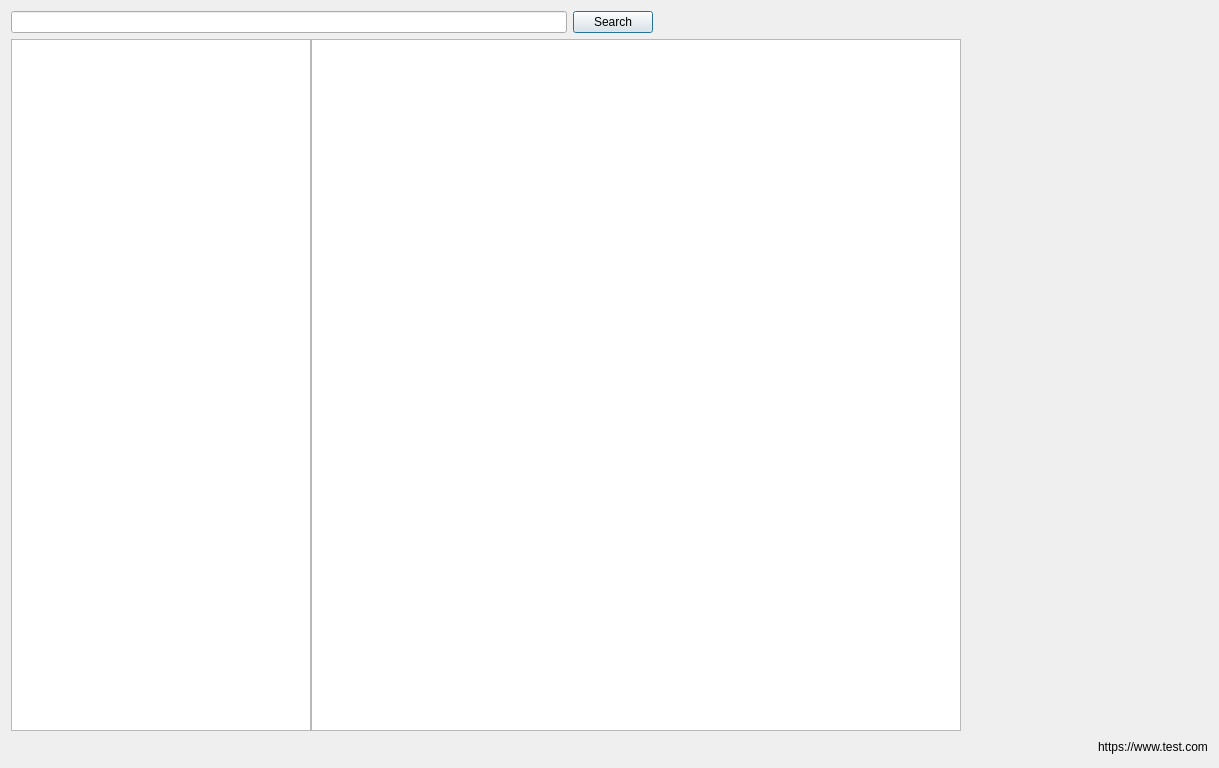
Before: the Qt Designer form obs-plugin-management/forms/plugincenter.ui in himawalqam/obs-plugin-management, drawn with Qt 5.
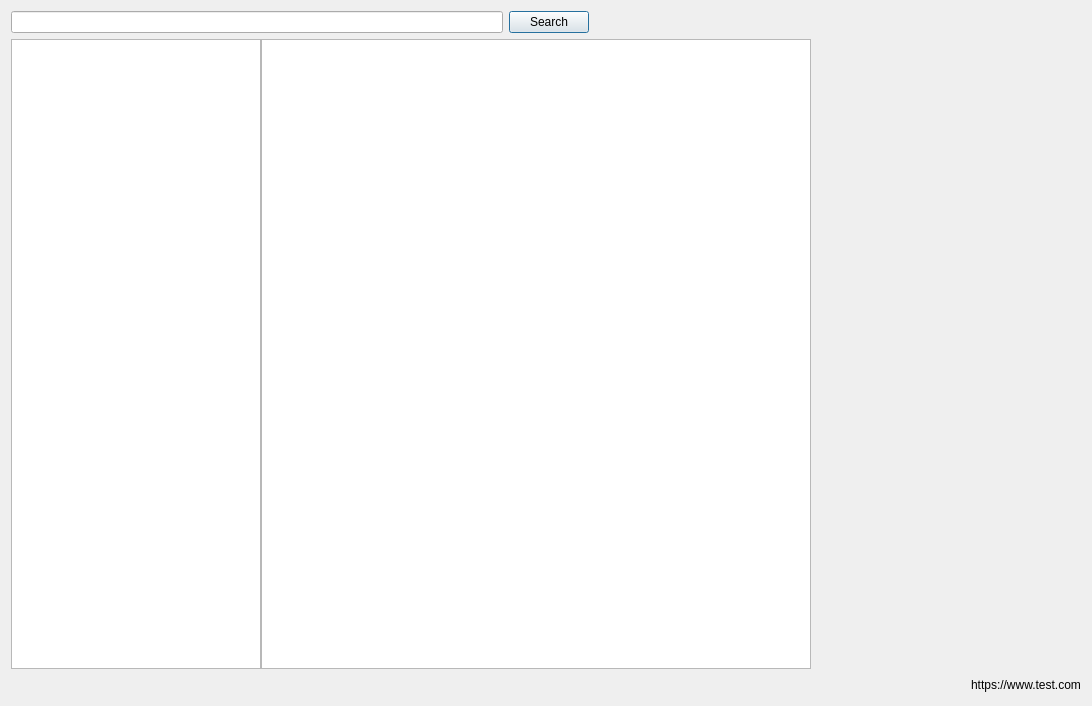
After: the same form once the commit is applied.

What changed in the file:
```diff
--- a/obs-plugin-management/forms/plugincenter.ui
+++ b/obs-plugin-management/forms/plugincenter.ui
@@ -6,10 +6,22 @@
    <rect>
     <x>0</x>
     <y>0</y>
-    <width>1219</width>
-    <height>768</height>
+    <width>1092</width>
+    <height>706</height>
    </rect>
   </property>
+  <property name="sizePolicy">
+   <sizepolicy hsizetype="Expanding" vsizetype="Expanding">
+    <horstretch>0</horstretch>
+    <verstretch>0</verstretch>
+   </sizepolicy>
+  </property>
+  <property name="minimumSize">
+   <size>
+    <width>1000</width>
+    <height>700</height>
+   </size>
+  </property>
   <property name="windowTitle">
    <string>Dialog</string>
   </property>
@@ -61,7 +73,7 @@
         <widget class="QTreeView" name="treeView">
          <property name="maximumSize">
           <size>
-           <width>300</width>
+           <width>250</width>
            <height>16777215</height>
           </size>
          </property>
@@ -71,7 +83,7 @@
         <widget class="QListView" name="listView">
          <property name="maximumSize">
           <size>
-           <width>650</width>
+           <width>550</width>
            <height>16777215</height>
           </size>
          </property>
```
